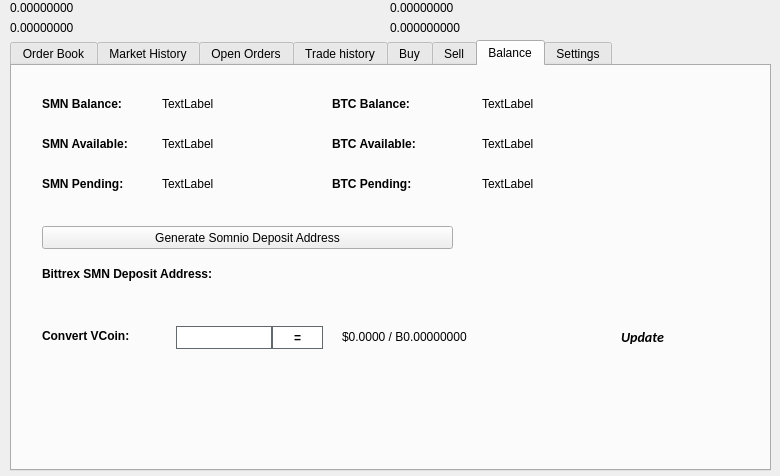
MCLXI/TSC, file src/qt/forms/tradingdialog.ui: the form before one commit.
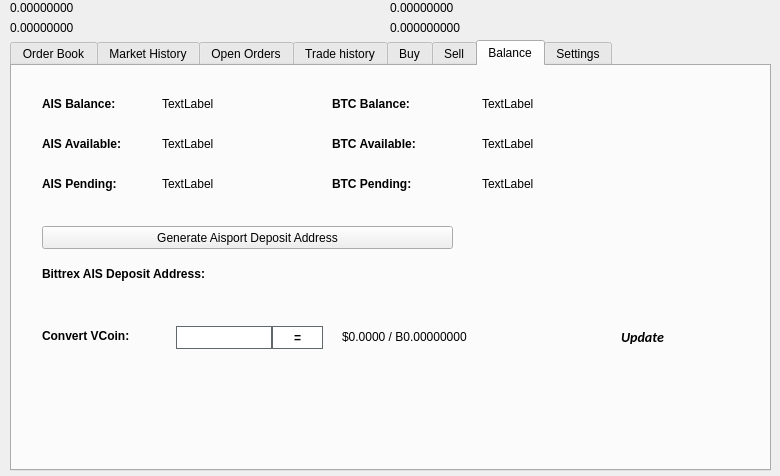
The form after the commit. The open tabs and pages were chosen to show the change. Icons and pictures are not drawn.

```diff
--- a/src/qt/forms/tradingdialog.ui
+++ b/src/qt/forms/tradingdialog.ui
@@ -2762,7 +2762,7 @@
       </font>
      </property>
      <property name="text">
-      <string>SMN Balance:</string>
+      <string>AIS Balance:</string>
      </property>
     </widget>
     <widget class="QLabel" name="label_12">
@@ -2813,7 +2813,7 @@
       </font>
      </property>
      <property name="text">
-      <string>SMN Available:</string>
+      <string>AIS Available:</string>
      </property>
     </widget>
     <widget class="QLabel" name="label_14">
@@ -2832,7 +2832,7 @@
       </font>
      </property>
      <property name="text">
-      <string>SMN Pending:</string>
+      <string>AIS Pending:</string>
      </property>
     </widget>
     <widget class="QLabel" name="SMNPendingLabel">
@@ -2928,7 +2928,7 @@
       </font>
      </property>
      <property name="text">
-      <string>Bittrex SMN Deposit Address:</string>
+      <string>Bittrex AIS Deposit Address:</string>
      </property>
     </widget>
     <widget class="QPushButton" name="GenDepositBTN">
@@ -2941,7 +2941,7 @@
       </rect>
      </property>
      <property name="text">
-      <string>Generate Somnio Deposit Address</string>
+      <string>Generate Aisport Deposit Address</string>
      </property>
      <property name="icon">
       <iconset resource="../somnio.qrc">
```
Left out of the diff: 46 changed lines with no effect on the pictures.
